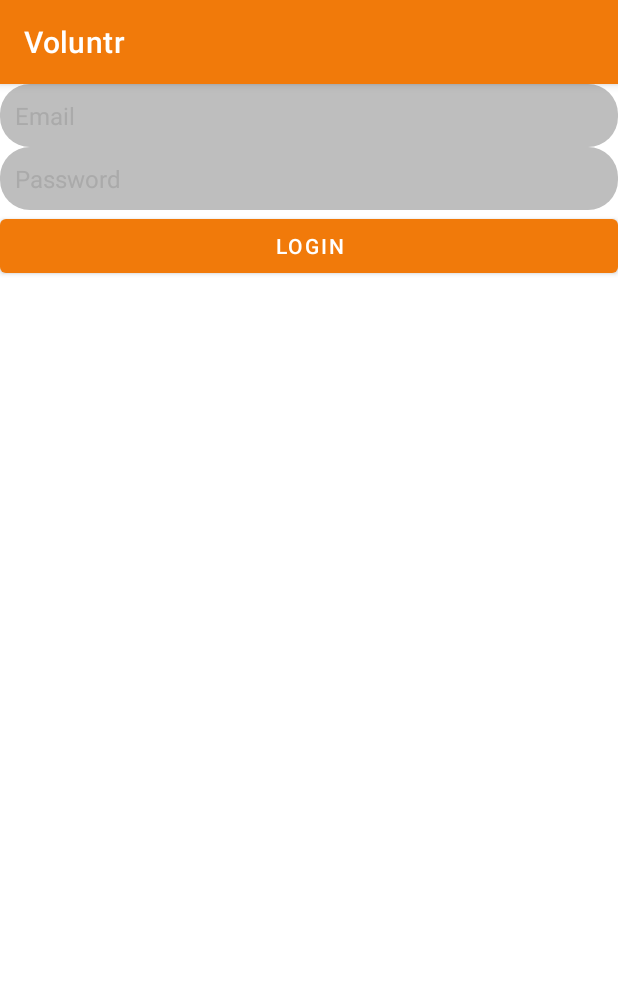
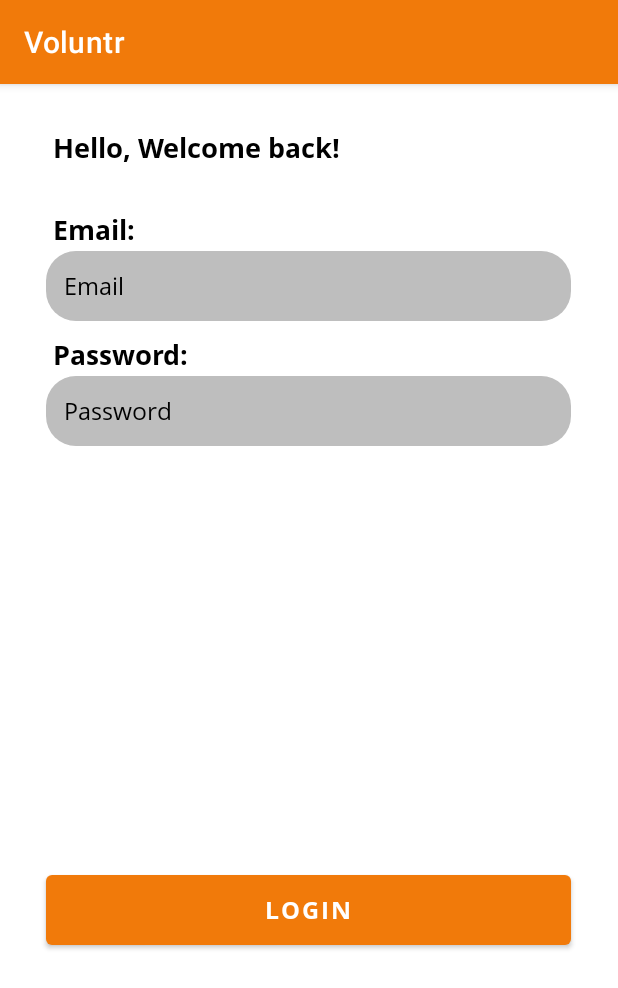
Before and after one commit to Eqedos/Voluntr1D, an Android app: the LoginActivity screen opened directly, with no data from a screen before it, on a phone screen of 412 x 824 dp. Shown: the top 988 px of the screen. Run offline under Robolectric (Android 15) with nearby library versions, the phone set to English and light mode, and no system bars; our stand-ins replace Firebase (no records; nobody signed in at launch, a user with empty details on screens opened directly); 1 statement that could not run was skipped.

Commit message:
Update activity_login2.xml

```diff
--- a/app/src/main/res/layout/activity_login2.xml
+++ b/app/src/main/res/layout/activity_login2.xml
@@ -5,40 +5,77 @@
     android:layout_width="match_parent"
     android:layout_height="match_parent"
     android:orientation="vertical"
+    android:background="@color/white"
     tools:context=".registrationactivity">
-
-
-
+    <TextView
+        android:layout_width="wrap_content"
+        android:layout_height="wrap_content"
+        android:text="Hello, Welcome back!"
+        android:layout_gravity="left"
+        android:fontFamily="@font/OpenSansBold"
+        android:layout_marginTop="30dp"
+        android:layout_marginLeft="35dp"
+        android:textColor="@color/black"
+        android:textSize="18dp"
+        android:layout_marginBottom="20dp"/>
+    <TextView
+        android:layout_width="wrap_content"
+        android:layout_height="wrap_content"
+        android:text="Email:"
+        android:layout_gravity="left"
+        android:layout_marginBottom="2dp"
+        android:fontFamily="@font/OpenSansBold"
+        android:layout_marginLeft="35dp"
+        android:layout_marginTop="10dp"
+        android:textColor="@color/black"
+        android:textSize="18dp"/>
     <EditText
         android:id="@+id/email"
-        android:layout_width="match_parent"
+        android:layout_gravity="center"
+        android:layout_width="350dp"
         android:layout_height="wrap_content"
-        android:padding="10dp"
-        android:background="@drawable/newshape"
+        android:padding="12dp"
         android:hint="@string/prompt_email"
         android:textSize="16sp"
-        android:textColor="@android:color/black"
-        android:textColorHint="@android:color/darker_gray"
-        android:inputType="textEmailAddress"/>
+        android:fontFamily="@font/OpenSansRegular"
+        android:textColorHint="@android:color/black"
+        android:inputType="textEmailAddress"
+        android:background="@drawable/newshape"/>
+    <TextView
+        android:layout_width="wrap_content"
+        android:layout_height="wrap_content"
+        android:layout_marginBottom="2dp"
+        android:text="Password:"
+        android:layout_gravity="left"
+        android:fontFamily="@font/OpenSansBold"
+        android:layout_marginLeft="35dp"
+        android:layout_marginTop="10dp"
+        android:textColor="@color/black"
+        android:textSize="18dp"/>
 
     <EditText
         android:id="@+id/password"
-        android:layout_width="match_parent"
+        android:layout_gravity="center"
+        android:layout_width="350dp"
         android:layout_height="wrap_content"
-        android:padding="10dp"
-        android:background="@drawable/newshape"
+        android:padding="12dp"
         android:hint="@string/prompt_password"
         android:textSize="16sp"
-        android:textColor="@android:color/black"
-        android:textColorHint="@android:color/darker_gray"
-        android:inputType="textPassword"/>
-
-
+        android:textColorHint="@android:color/black"
+        android:inputType="textPassword"
+        android:fontFamily="@font/OpenSansRegular"
+        android:background="@drawable/newshape"/>
     <Button
         android:id="@+id/login2"
-        android:layout_width="match_parent"
+        android:layout_gravity="center"
+        android:layout_width="350dp"
+        android:layout_marginTop="280dp"
         android:layout_height="wrap_content"
-        android:text="Login" />
+        android:text="Login"
+        android:padding="12dp"
+        android:fontFamily="@font/OpenSansBold"
+        android:textSize="16dp"
+        android:textColor="@color/white" />
 
 
 </LinearLayout>
```
